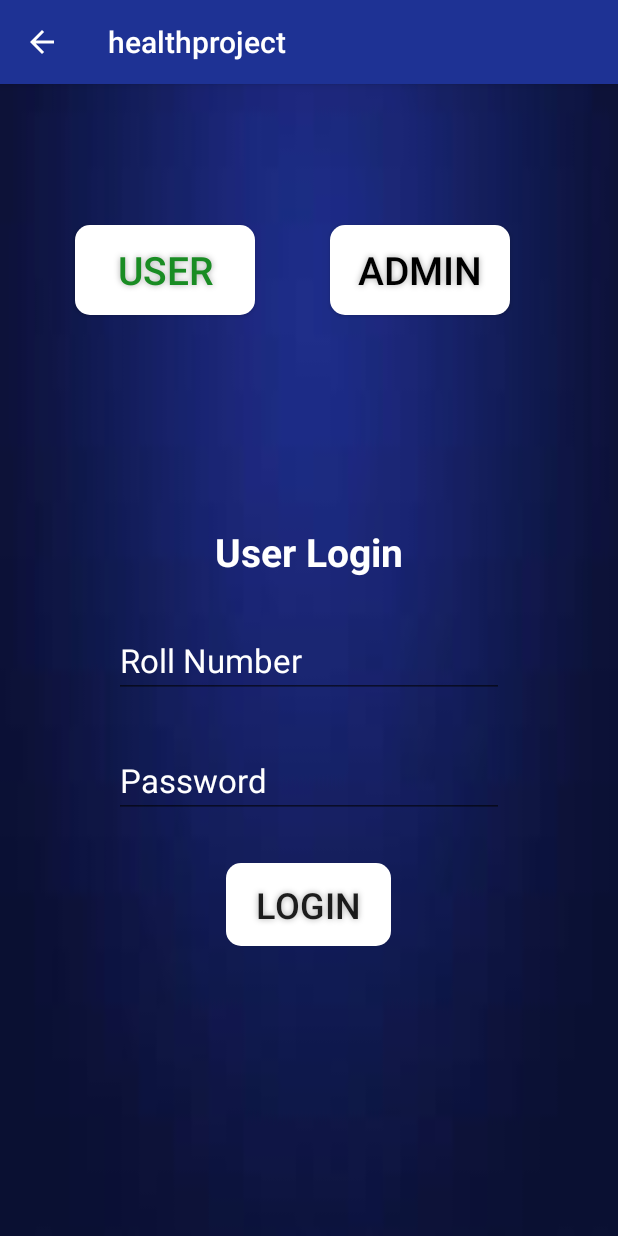
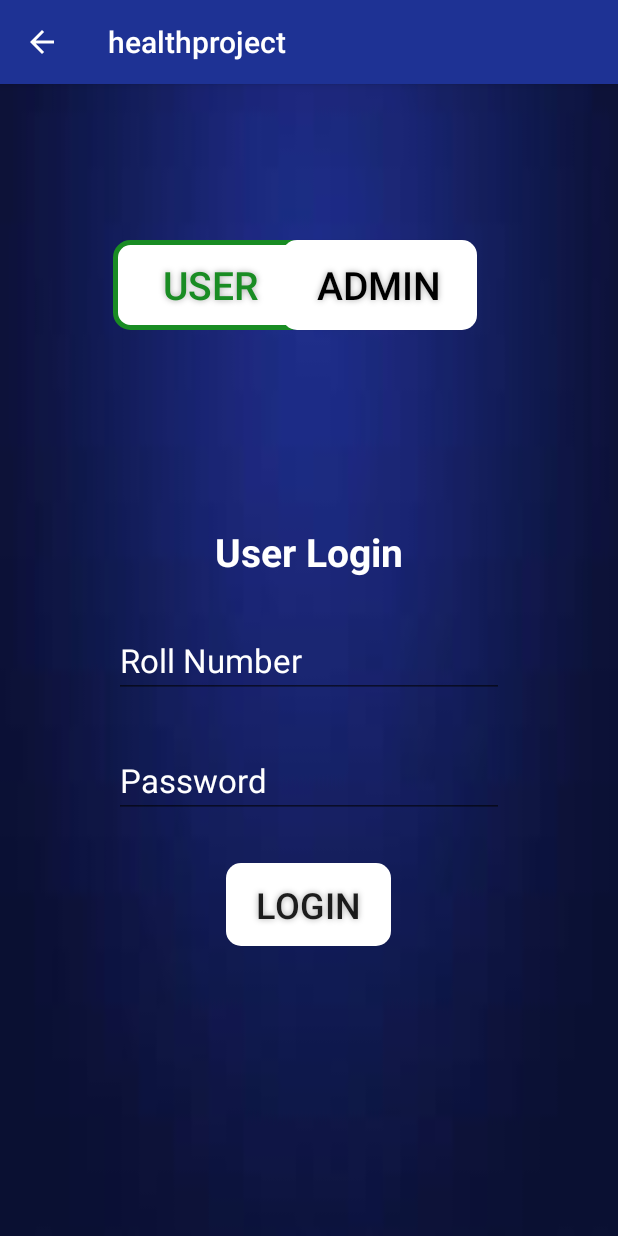
Before and after one commit to bsaibrahadeesh/RecordPlus, an Android app: the Loginpage screen opened directly, with no data from a screen before it, after a tap on "USER", on a phone screen of 412 x 824 dp. Run offline under Robolectric (Android 15) with nearby library versions, the phone set to English and light mode, and no system bars; Roboto replaces fonts that are not available here.

Commit message:
Changed the login page with buttons and fragments

```diff
--- a/app/src/main/java/com/example/healthproject/Loginpage.java
+++ b/app/src/main/java/com/example/healthproject/Loginpage.java
@@ -10,6 +10,7 @@ import androidx.fragment.app.FragmentTransaction;
 
 import android.content.res.ColorStateList;
 import android.graphics.Color;
+import android.graphics.drawable.GradientDrawable;
 import android.os.Bundle;
 import android.view.MenuItem;
 import android.view.View;
@@ -40,8 +41,10 @@ public class Loginpage extends AppCompatActivity {
             public void onClick(View v) {
                 // load First Fragment
                 loadFragment(new FirstFragment());
+                secondFragment.setTextColor(Color.BLACK);
+                secondFragment.setBackgroundResource(R.drawable.buttonshape);
                 firstFragment.setTextColor(Color.rgb(25, 140, 35));
-                secondFragment.setTextColor(Color.BLACK);
+                firstFragment.setBackgroundResource(R.drawable.btnselected);
             }
         });
 
@@ -51,8 +54,10 @@ public class Loginpage extends AppCompatActivity {
             public void onClick(View v) {
                 // load Second Fragment
                 loadFragment(new SecondFragment());
+                firstFragment.setTextColor(Color.BLACK);
+                firstFragment.setBackgroundResource(R.drawable.buttonshape);
                 secondFragment.setTextColor(Color.rgb(25, 140, 35));
-                firstFragment.setTextColor(Color.BLACK);
+                secondFragment.setBackgroundResource(R.drawable.btnselected);
             }
         });
     }
--- a/app/src/main/java/com/example/healthproject/MainActivity.java
+++ b/app/src/main/java/com/example/healthproject/MainActivity.java
@@ -26,7 +26,7 @@ public class MainActivity extends AppCompatActivity implements View.OnClickListe
     }
     public void onClick(View view)
     {
-        Toast.makeText(this,"You clicked on the button", Toast.LENGTH_LONG).show();
+//        Toast.makeText(this,"You clicked on the button", Toast.LENGTH_LONG).show();
         Log.i("MainActivity","Button clicked");
         Intent i = new Intent(this, secondpage.class);
         startActivity(i);
--- a/app/src/main/java/com/example/healthproject/secondpage.java
+++ b/app/src/main/java/com/example/healthproject/secondpage.java
@@ -35,14 +35,14 @@ public class secondpage extends AppCompatActivity {
 
     public void Registergo(View view)
     {
-        Toast.makeText(this,"You clicked on the button", Toast.LENGTH_LONG).show();
+//        Toast.makeText(this,"You clicked on the button", Toast.LENGTH_LONG).show();
         Log.i("MainActivity","Button clicked");
         Intent j = new Intent(this, Registerpage.class);
         startActivity(j);
     }
     public void Logingo(View view)
     {
-        Toast.makeText(this,"You clicked on the button", Toast.LENGTH_LONG).show();
+//        Toast.makeText(this,"You clicked on the button", Toast.LENGTH_LONG).show();
         Log.i("MainActivity","Button clicked");
         Intent k = new Intent(this, Loginpage.class);
         startActivity(k);
--- /dev/null
+++ b/app/src/main/res/drawable/btnselected.xml
@@ -0,0 +1,12 @@
+<?xml version="1.0" encoding="utf-8"?>
+<shape xmlns:android="http://schemas.android.com/apk/res/android" android:shape="rectangle"  >
+<solid android:color="#FFFFFF
+"/> <!-- this one is ths color of the Rounded Button -->
+<corners
+    android:bottomRightRadius="10dp"
+    android:bottomLeftRadius="10dp"
+    android:topLeftRadius="10dp"
+    android:topRightRadius="10dp"/>
+<stroke android:color="#198c23"
+    android:width="3dp"/>
+</shape>
--- a/app/src/main/res/layout/activity_loginpage.xml
+++ b/app/src/main/res/layout/activity_loginpage.xml
@@ -13,10 +13,10 @@
 
     <Button
         android:id="@+id/frag1"
-        android:layout_marginTop="150dp"
-        android:layout_marginLeft="50dp"
+        android:layout_marginTop="160dp"
+        android:layout_marginLeft="75dp"
         android:text="user"
-        android:layout_width="120dp"
+        android:layout_width="130dp"
         android:layout_height="60dp"
         android:background="@drawable/buttonshape"
         android:shadowColor="#A8A8A8"
@@ -27,11 +27,11 @@
 
     <Button
         android:id="@+id/frag2"
-        android:layout_marginTop="150dp"
-        android:layout_marginLeft="50dp"
+        android:layout_marginTop="160dp"
+        android:layout_marginLeft="-17dp"
         android:layout_toRightOf="@+id/frag1"
         android:text="admin"
-        android:layout_width="120dp"
+        android:layout_width="130dp"
         android:layout_height="60dp"
         android:background="@drawable/buttonshape"
         android:shadowColor="#A8A8A8"
@@ -45,6 +45,6 @@
         android:layout_width="match_parent"
         android:layout_height="match_parent"
         android:layout_below="@+id/frag2"
-        android:layout_marginTop="60dp"/>
+        android:layout_marginTop="50dp"/>
 
 </RelativeLayout>
--- a/app/src/main/res/layout/activity_registerpage.xml
+++ b/app/src/main/res/layout/activity_registerpage.xml
@@ -42,6 +42,7 @@
                 android:layout_centerHorizontal="true"
                 android:layout_marginTop="35dp"
                 android:ems="10"
+                android:maxLength="16"
                 android:hint="Roll Number"
                 android:textSize="20dp"
                 android:inputType="textPersonName"
@@ -112,6 +113,7 @@
                 android:layout_below="@+id/Email_"
                 android:layout_centerHorizontal="true"
                 android:ems="10"
+                android:maxLength="10"
                 android:hint="Phone Number"
                 android:textSize="20dp"
                 android:inputType="phone"
@@ -156,6 +158,7 @@
                 android:layout_below="@+id/Dob_"
                 android:layout_centerHorizontal="true"
                 android:ems="10"
+                android:maxLength="10"
                 android:hint=" Parent Phone Number 1"
                 android:textSize="20dp"
                 android:inputType="phone"
@@ -170,6 +173,7 @@
                 android:layout_below="@+id/Phone1_"
                 android:layout_centerHorizontal="true"
                 android:ems="10"
+                android:maxLength="10"
                 android:hint=" Parent Phone Number 2"
                 android:textSize="20dp"
                 android:inputType="phone"
```
